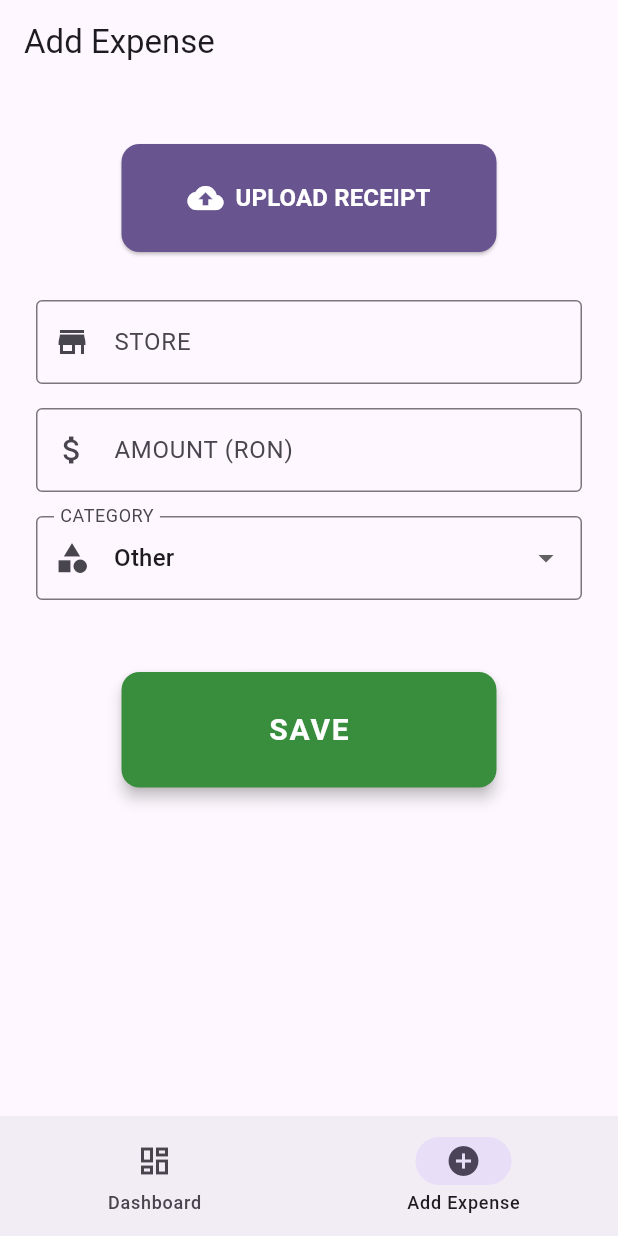
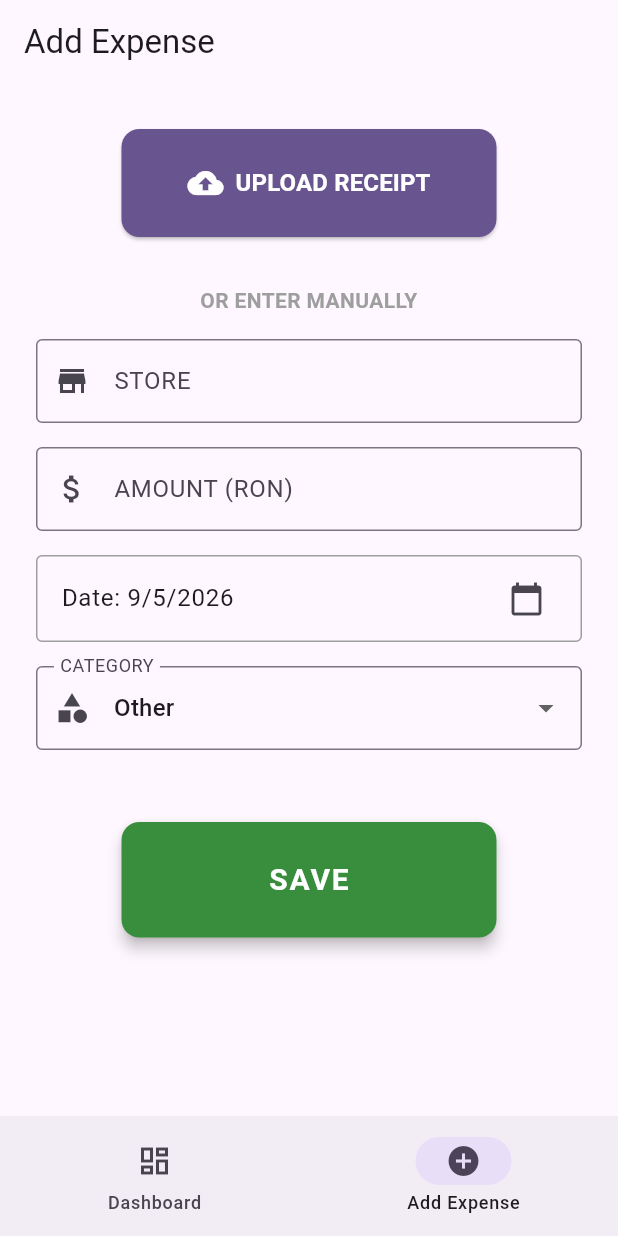
Before and after one commit to l00tus/trackify, a Flutter app: the screen it shows after launch, item 2 of the bottom bar chosen, after a tap on "SAVE", on a phone screen of 412 x 824 dp. Run offline on Flutter 3.47's test engine with Material 3 defaults, Android fonts, the phone set to English and light mode, and no system bars; our stand-ins replace dio, equatable, fl_chart, flutter_bloc, image_picker; network calls fail.

Commit message:
added date field and filtering by current day, month, year

```diff
--- a/mobile/lib/main.dart
+++ b/mobile/lib/main.dart
@@ -9,9 +9,6 @@ import 'package:trackify/ui/screens/add_expense_screen.dart';
 void main() {
   runApp(const MyApp());
 }
-
-//LIGMA BALLS
-
 
 class MyApp extends StatelessWidget {
   const MyApp({super.key});
--- a/mobile/lib/ui/screens/add_expense_screen.dart
+++ b/mobile/lib/ui/screens/add_expense_screen.dart
@@ -1,4 +1,4 @@
-import 'dart:io' show File, Platform;
+import 'dart:io' show File;
 import 'package:flutter/material.dart';
 import 'package:flutter/foundation.dart' show kIsWeb, Uint8List;
 import 'package:flutter_bloc/flutter_bloc.dart';
@@ -17,6 +17,7 @@ class _AddExpenseScreenState extends State<AddExpenseScreen> {
   final ImagePicker _picker = ImagePicker();
   final TextEditingController _storeController = TextEditingController();
   final TextEditingController _amountController = TextEditingController();
+  DateTime _selectedDate = DateTime.now();
   String _selectedCategory = "Other";
   final List<String> _categories = ["Groceries", "Transport", "Entertainment", "Bills", "Shopping", "Other"];
 
@@ -25,6 +26,7 @@ class _AddExpenseScreenState extends State<AddExpenseScreen> {
     _amountController.clear();
     setState(() {
       _selectedCategory = "Other";
+      _selectedDate = DateTime.now();
     });
   }
 
@@ -41,6 +43,16 @@ class _AddExpenseScreenState extends State<AddExpenseScreen> {
     }
   }
 
+  Future<void> _selectDate(BuildContext context) async {
+    final DateTime? picked = await showDatePicker(
+      context: context,
+      initialDate: _selectedDate,
+      firstDate: DateTime(2020),
+      lastDate: DateTime.now(),
+    );
+    if (picked != null && picked != _selectedDate) setState(() => _selectedDate = picked);
+  }
+
   void _submitManualEntry() {
     final String store = _storeController.text.trim();
     final double? amount = double.tryParse(_amountController.text);
@@ -51,7 +63,7 @@ class _AddExpenseScreenState extends State<AddExpenseScreen> {
       userId: "user_123",
       storeName: store,
       amount: amount,
-      date: DateTime.now(),
+      date: _selectedDate,
       category: _selectedCategory,
       currency: "RON",
     );
@@ -65,7 +77,7 @@ class _AddExpenseScreenState extends State<AddExpenseScreen> {
     return Scaffold(
       appBar: AppBar(title: const Text("Add Expense")),
       body: SingleChildScrollView(
-        padding: const EdgeInsets.symmetric(horizontal: 24.0, vertical: 40.0),
+        padding: const EdgeInsets.symmetric(horizontal: 24.0, vertical: 30.0),
         child: Column(
           crossAxisAlignment: CrossAxisAlignment.stretch,
           children: [
@@ -86,6 +98,8 @@ class _AddExpenseScreenState extends State<AddExpenseScreen> {
               ),
             ),
             const SizedBox(height: 32),
+            const Text("OR ENTER MANUALLY", textAlign: TextAlign.center, style: TextStyle(color: Colors.grey, fontWeight: FontWeight.bold)),
+            const SizedBox(height: 16),
             TextField(
               controller: _storeController,
               decoration: const InputDecoration(
@@ -103,6 +117,13 @@ class _AddExpenseScreenState extends State<AddExpenseScreen> {
                 prefixIcon: Icon(Icons.attach_money),
               ),
               keyboardType: TextInputType.number,
+            ),
+            const SizedBox(height: 16),
+            ListTile(
+              title: Text("Date: ${_selectedDate.day}/${_selectedDate.month}/${_selectedDate.year}"),
+              trailing: const Icon(Icons.calendar_today),
+              shape: RoundedRectangleBorder(side: const BorderSide(color: Colors.grey), borderRadius: BorderRadius.circular(4)),
+              onTap: () => _selectDate(context),
             ),
             const SizedBox(height: 16),
             DropdownButtonFormField<String>(
--- a/mobile/lib/ui/screens/dashboard_screen.dart
+++ b/mobile/lib/ui/screens/dashboard_screen.dart
@@ -3,6 +3,8 @@ import 'package:flutter_bloc/flutter_bloc.dart';
 import 'package:fl_chart/fl_chart.dart';
 import '../../logic/expense_bloc.dart';
 import '../../models/expense.dart';
+
+enum StatPeriod { day, month, year, all }
 
 class DashboardScreen extends StatefulWidget {
   const DashboardScreen({super.key});
@@ -13,19 +15,15 @@ class DashboardScreen extends StatefulWidget {
 
 class _DashboardScreenState extends State<DashboardScreen> {
   String? _selectedCategory;
+  StatPeriod _selectedPeriod = StatPeriod.all;
+  DateTime _focusedDate = DateTime.now();
 
   static const Map<String, double> exchangeRates = {
-    'RON': 1.0,
-    'USD': 4.58,
-    'EUR': 4.97,
-    'GBP': 5.81,
+    'RON': 1.0, 'USD': 4.58, 'EUR': 4.97, 'GBP': 5.81,
   };
 
   static const Map<String, String> currencySymbols = {
-    'RON': 'lei',
-    'USD': '\$',
-    'EUR': '€',
-    'GBP': '£',
+    'RON': 'lei', 'USD': '\$', 'EUR': '€', 'GBP': '£',
   };
 
   static const Map<String, IconData> categoryIcons = {
@@ -51,6 +49,34 @@ class _DashboardScreenState extends State<DashboardScreen> {
     return inRon / (exchangeRates[to] ?? 1.0);
   }
 
+  List<Expense> _filterByPeriod(List<Expense> expenses) {
+    return expenses.where((e) {
+      if (_selectedPeriod == StatPeriod.day) {
+        return e.date.year == _focusedDate.year &&
+            e.date.month == _focusedDate.month &&
+            e.date.day == _focusedDate.day;
+      } else if (_selectedPeriod == StatPeriod.month) {
+        return e.date.year == _focusedDate.year &&
+            e.date.month == _focusedDate.month;
+      } else if (_selectedPeriod == StatPeriod.year) {
+        return e.date.year == _focusedDate.year;
+      }
+      return true;
+    }).toList();
+  }
+
+  Future<void> _selectSearchDate(BuildContext context) async {
+    final DateTime? picked = await showDatePicker(
+      context: context,
+      initialDate: _focusedDate,
+      firstDate: DateTime(2020),
+      lastDate: DateTime.now(),
+    );
+    if (picked != null) {
+      setState(() => _focusedDate = picked);
+    }
+  }
+
   @override
   Widget build(BuildContext context) {
     return Scaffold(
@@ -59,45 +85,26 @@ class _DashboardScreenState extends State<DashboardScreen> {
         leading: _selectedCategory != null
             ? IconButton(
             icon: const Icon(Icons.arrow_back),
-          onPressed: () => setState(() => _selectedCategory = null),
+            onPressed: () => setState(() => _selectedCategory = null)
         )
             : null,
         actions: [
+          IconButton(
+            icon: const Icon(Icons.calendar_month),
+            onPressed: () => _selectSearchDate(context),
+          ),
           BlocBuilder<ExpenseBloc, ExpenseState>(
             builder: (context, state) {
               if (state is ExpenseLoaded) {
-                return Padding(
-                  padding: const EdgeInsets.only(right: 12.0, top: 8.0, bottom: 8.0),
-                  child: Container(
-                    padding: const EdgeInsets.symmetric(horizontal: 12),
-                    decoration: BoxDecoration(
-                      color: Colors.white.withOpacity(0.9),
-                      borderRadius: BorderRadius.circular(8),
-                      border: Border.all(color: Theme.of(context).primaryColor, width: 1),
-                    ),
-                    child: DropdownButtonHideUnderline(
+                return DropdownButtonHideUnderline(
                   child: DropdownButton<String>(
                     value: state.displayCurrency,
                     dropdownColor: Colors.white,
-                        icon: Icon(Icons.arrow_drop_down, color: Theme.of(context).primaryColor),
-                        style: TextStyle(
-                            color: Theme.of(context).primaryColor,
-                            fontWeight: FontWeight.bold,
-                            fontSize: 14
-                        ),
-                        items: exchangeRates.keys.map((String curr) {
-                          return DropdownMenuItem(
+                    items: exchangeRates.keys.map((curr) => DropdownMenuItem(
                         value: curr,
                         child: Text(curr, style: const TextStyle(color: Colors.black))
-                          );
-                        }).toList(),
-                        onChanged: (String? newValue) {
-                          if (newValue != null) {
-                            context.read<ExpenseBloc>().add(ChangeDisplayCurrency(newValue));
-                          }
-                        },
-                      ),
-                    ),
+                    )).toList(),
+                    onChanged: (val) => context.read<ExpenseBloc>().add(ChangeDisplayCurrency(val!)),
                   ),
                 );
               }
@@ -106,7 +113,10 @@ class _DashboardScreenState extends State<DashboardScreen> {
           ),
           IconButton(
               icon: const Icon(Icons.refresh),
-            onPressed: () => context.read<ExpenseBloc>().add(LoadExpenses()),
+              onPressed: () {
+                setState(() => _selectedCategory = null);
+                context.read<ExpenseBloc>().add(LoadExpenses());
+              }
           ),
         ],
       ),
@@ -119,41 +129,56 @@ class _DashboardScreenState extends State<DashboardScreen> {
             final targetCurrency = state.displayCurrency;
             final symbol = currencySymbols[targetCurrency] ?? '';
 
-            List<Expense> filteredExpenses = _selectedCategory == null
-                ? state.expenses
-                : state.expenses.where((e) => e.category == _selectedCategory).toList();
+            final periodExpenses = _filterByPeriod(state.expenses);
+            final filteredExpenses = _selectedCategory == null
+                ? periodExpenses
+                : periodExpenses.where((e) => e.category == _selectedCategory).toList();
 
-            double totalSum = 0;
-            for (var e in filteredExpenses) {
-              totalSum += _convert(e.amount, e.currency, targetCurrency);
-            }
+            double totalSum = filteredExpenses.fold(0, (sum, e) => sum + _convert(e.amount, e.currency, targetCurrency));
 
             return Column(
               children: [
-                const SizedBox(height: 30),
+                Padding(
+                  padding: const EdgeInsets.symmetric(vertical: 8),
+                  child: Text(
+                    _selectedPeriod == StatPeriod.all
+                        ? "Showing All Time"
+                        : "Data for: ${_focusedDate.day}/${_focusedDate.month}/${_focusedDate.year}",
+                    style: const TextStyle(fontWeight: FontWeight.w500, color: Colors.blueGrey),
+                  ),
+                ),
+                Padding(
+                  padding: const EdgeInsets.only(bottom: 16),
+                  child: SegmentedButton<StatPeriod>(
+                    segments: const [
+                      ButtonSegment(value: StatPeriod.day, label: Text("Day")),
+                      ButtonSegment(value: StatPeriod.month, label: Text("Month")),
+                      ButtonSegment(value: StatPeriod.year, label: Text("Year")),
+                      ButtonSegment(value: StatPeriod.all, label: Text("All")),
+                    ],
+                    selected: {_selectedPeriod},
+                    onSelectionChanged: (newSelection) => setState(() => _selectedPeriod = newSelection.first),
+                  ),
+                ),
                 Stack(
                   alignment: Alignment.center,
                   children: [
                     SizedBox(
-                      height: 300,
-                      width: 300,
+                      height: 280, width: 280,
                       child: PieChart(
                         PieChartData(
                           pieTouchData: PieTouchData(
-                            touchCallback: (FlTouchEvent event, pieTouchResponse) {
-                              if (event is FlTapUpEvent &&
-                                  pieTouchResponse != null &&
-                                  pieTouchResponse.touchedSection != null &&
-                                  _selectedCategory == null) {
-                                final index = pieTouchResponse.touchedSection!.touchedSectionIndex;
-                                setState(() {
-                                  _selectedCategory = _getCategoryFromIndex(state.expenses, targetCurrency, index);
-                                });
+                            touchCallback: (event, res) {
+                              if (event is FlTapUpEvent && res?.touchedSection != null && _selectedCategory == null) {
+                                final index = res!.touchedSection!.touchedSectionIndex;
+                                if (index >= 0 && index < _getUniqueCategories(periodExpenses).length) {
+                                  setState(() => _selectedCategory = _getCategoryFromIndex(periodExpenses, targetCurrency, index));
+                                }
                               }
                             },
                           ),
                           sections: _selectedCategory == null
-                              ? _generateCategorySections(state.expenses, targetCurrency)
+                              ? _generateCategorySections(periodExpenses, targetCurrency)
                               : _generateStoreSections(filteredExpenses, targetCurrency),
                           centerSpaceRadius: 80,
                           sectionsSpace: 2,
@@ -163,24 +188,18 @@ class _DashboardScreenState extends State<DashboardScreen> {
                     Column(
                       mainAxisSize: MainAxisSize.min,
                       children: [
-                        Text(
-                          _selectedCategory == null ? "TOTAL" : "CATEGORY",
-                          style: TextStyle(fontSize: 12, color: Colors.grey[600], fontWeight: FontWeight.bold),
-                        ),
-                        Text(
-                          "${totalSum.toStringAsFixed(2)} $symbol",
-                          style: const TextStyle(fontSize: 18, fontWeight: FontWeight.bold),
-                        ),
+                        Text(_selectedCategory == null ? "TOTAL" : "CATEGORY", style: TextStyle(fontSize: 10, color: Colors.grey[600], fontWeight: FontWeight.bold)),
+                        Text("${totalSum.toStringAsFixed(2)} $symbol", style: const TextStyle(fontSize: 16, fontWeight: FontWeight.bold)),
                         if (_selectedCategory != null)
                           TextButton(
                             onPressed: () => setState(() => _selectedCategory = null),
-                            child: const Text("BACK", style: TextStyle(fontWeight: FontWeight.bold)),
+                            child: const Text("BACK", style: TextStyle(fontWeight: FontWeight.bold, fontSize: 12)),
                           )
                       ],
                     ),
                   ],
                 ),
-                const SizedBox(height: 20),
+                const SizedBox(height: 10),
                 const Divider(),
                 Expanded(
                   child: ListView.builder(
@@ -188,20 +207,17 @@ class _DashboardScreenState extends State<DashboardScreen> {
                     itemBuilder: (context, index) {
                       final item = filteredExpenses[index];
                       final displayAmount = _convert(item.amount, item.currency, targetCurrency);
-                      final icon = categoryIcons[item.category] ?? Icons.help_outline;
+                      final icon = categoryIcons[item.category] ?? Icons.category;
                       final color = categoryColors[item.category] ?? Colors.blueGrey;
 
                       return ListTile(
                         leading: CircleAvatar(
-                          backgroundColor: color.withOpacity(0.2),
+                          backgroundColor: color.withOpacity(0.1),
                           child: Icon(icon, color: color),
                         ),
-                        title: Text(item.storeName),
-                        subtitle: Text("${item.category} (${item.amount} RON)"),
-                        trailing: Text(
-                          "${displayAmount.toStringAsFixed(2)} $symbol",
-                          style: const TextStyle(fontWeight: FontWeight.bold),
-                        ),
+                        title: Text(item.storeName, style: const TextStyle(fontWeight: FontWeight.bold)),
+                        subtitle: Text("${item.category} • ${item.date.day}/${item.date.month}/${item.date.year}"),
+                        trailing: Text("${displayAmount.toStringAsFixed(2)} $symbol", style: const TextStyle(fontWeight: FontWeight.bold)),
                       );
                     },
                   ),
@@ -215,58 +231,45 @@ class _DashboardScreenState extends State<DashboardScreen> {
     );
   }
 
+  List<String> _getUniqueCategories(List<Expense> expenses) {
+    return expenses.map((e) => e.category).toSet().toList();
+  }
+
   String _getCategoryFromIndex(List<Expense> expenses, String targetCurrency, int index) {
-    final Map<String, double> totals = {};
+    final totals = <String, double>{};
     for (var e in expenses) {
-      double converted = _convert(e.amount, e.currency, targetCurrency);
-      totals[e.category] = (totals[e.category] ?? 0) + converted;
+      totals[e.category] = (totals[e.category] ?? 0) + _convert(e.amount, e.currency, targetCurrency);
     }
-    if (index < 0 || index >= totals.length) return "Other";
     return totals.keys.elementAt(index);
   }
 
   List<PieChartSectionData> _generateCategorySections(List<Expense> expenses, String targetCurrency) {
-    final Map<String, double> totals = {};
+    final totals = <String, double>{};
     for (var e in expenses) {
-      double converted = _convert(e.amount, e.currency, targetCurrency);
-      totals[e.category] = (totals[e.category] ?? 0) + converted;
+      totals[e.category] = (totals[e.category] ?? 0) + _convert(e.amount, e.currency, targetCurrency);
     }
-
-    return totals.entries.map((entry) {
-      final symbol = currencySymbols[targetCurrency] ?? '';
-      return PieChartSectionData(
-        color: categoryColors[entry.key] ?? Colors.blueGrey,
+    return totals.entries.map((entry) => PieChartSectionData(
+      color: categoryColors[entry.key] ?? Colors.grey,
       value: entry.value,
-        title: '${entry.key}\n${entry.value.toStringAsFixed(1)} $symbol',
-        radius: 60,
-        showTitle: true,
-        titleStyle: const TextStyle(fontSize: 10, fontWeight: FontWeight.bold, color: Colors.white),
-      );
-    }).toList();
+      title: '${entry.key}\n${entry.value.toStringAsFixed(1)}',
+      radius: 60, showTitle: true,
+      titleStyle: const TextStyle(fontSize: 10, fontWeight: FontWeight.bold, color: Colors.white, shadows: [Shadow(blurRadius: 2)]),
+    )).toList();
   }
 
   List<PieChartSectionData> _generateStoreSections(List<Expense> expenses, String targetCurrency) {
-    final Map<String, double> storeTotals = {};
+    final storeTotals = <String, double>{};
     for (var e in expenses) {
-      double converted = _convert(e.amount, e.currency, targetCurrency);
-      storeTotals[e.storeName] = (storeTotals[e.storeName] ?? 0) + converted;
+      storeTotals[e.storeName] = (storeTotals[e.storeName] ?? 0) + _convert(e.amount, e.currency, targetCurrency);
     }
-
-    final List<Color> colors = [Colors.teal, Colors.indigo, Colors.brown, Colors.pink, Colors.cyan, Colors.amber];
-    int colorIdx = 0;
-
-    return storeTotals.entries.map((entry) {
-      final symbol = currencySymbols[targetCurrency] ?? '';
-      final section = PieChartSectionData(
-        color: colors[colorIdx % colors.length],
+    final colors = [Colors.teal, Colors.indigo, Colors.brown, Colors.pink, Colors.cyan, Colors.amber];
+    int i = 0;
+    return storeTotals.entries.map((entry) => PieChartSectionData(
+      color: colors[(i++) % colors.length],
       value: entry.value,
-        title: '${entry.key}\n${entry.value.toStringAsFixed(1)} $symbol',
-        radius: 60,
-        showTitle: true,
-        titleStyle: const TextStyle(fontSize: 10, fontWeight: FontWeight.bold, color: Colors.white),
-      );
-      colorIdx++;
-      return section;
-    }).toList();
+      title: '${entry.key}\n${entry.value.toStringAsFixed(1)}',
+      radius: 60, showTitle: true,
+      titleStyle: const TextStyle(fontSize: 10, fontWeight: FontWeight.bold, color: Colors.white, shadows: [Shadow(blurRadius: 2)]),
+    )).toList();
   }
 }
```
Lines whose indentation alone changed are shown as unchanged.
